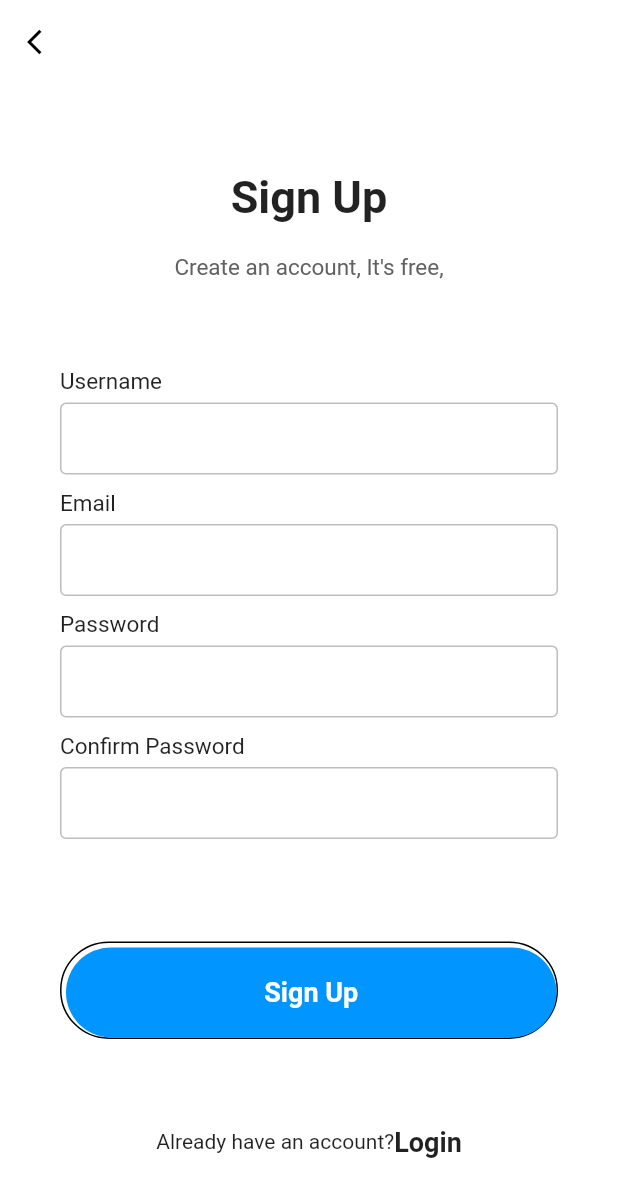
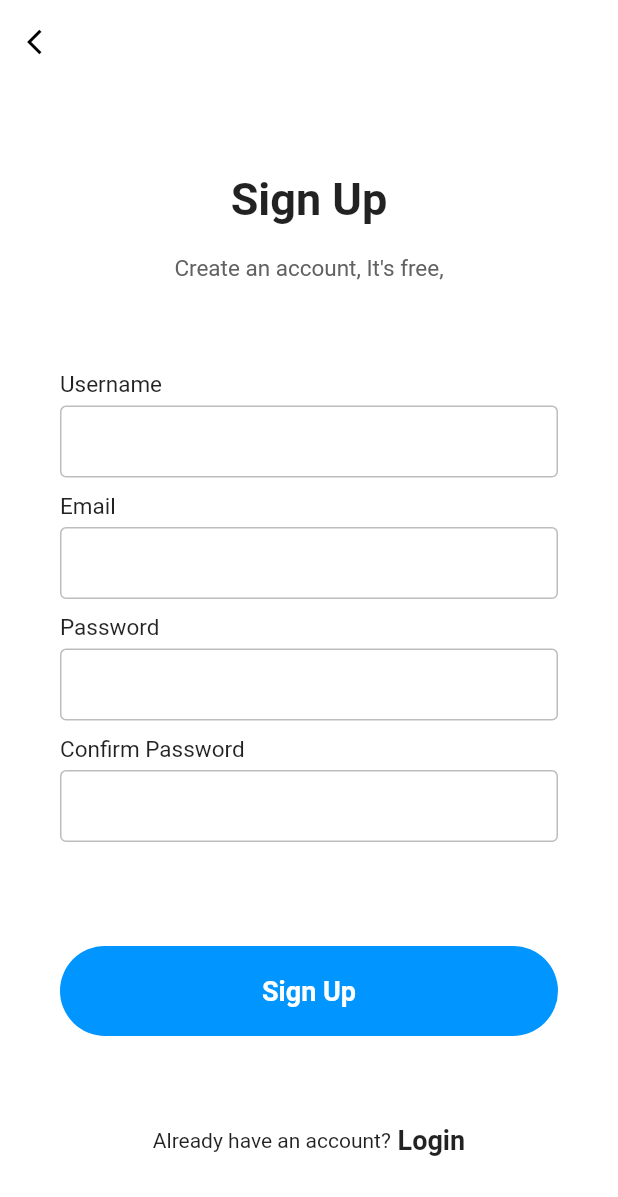
Before and after one commit to AbdulHakkam/SDGP, a Flutter app: the SignupPage screen opened directly, on a phone screen of 412 x 824 dp. Shown: the top 1197 px of the screen. Run offline on Flutter 3.47's test engine with Material 2 defaults, Android fonts, the light colour scheme and no system bars.

Commit message:
Modified Sign up page

```diff
--- a/lib/main.dart
+++ b/lib/main.dart
@@ -1,9 +1,8 @@
-import 'dart:html';
+import 'dart:io';
 import 'dart:ui';
 
 import 'package:flutter/cupertino.dart';
 import 'package:flutter/material.dart';
-import 'package:signup_page/login.dart';
 import 'package:signup_page/signup.dart';
 
 void main() {
@@ -46,6 +45,7 @@ class HomePage extends StatelessWidget {
                   Text("Get Your Dream Dog", textAlign: TextAlign.center, style: TextStyle(
                     color: Colors.grey[700],
                     fontSize: 15,
+                    fontWeight: FontWeight.bold,
 
                   ),)
                 ],
@@ -66,7 +66,7 @@ class HomePage extends StatelessWidget {
                     minWidth: double.infinity,
                     height: 60,
                     onPressed: (){
-                      Navigator.push(context, MaterialPageRoute(builder:(context) => LogInPage()));
+                      Navigator.push(context, MaterialPageRoute(builder:(context) => SignupPage()));
                     },
                     //defining the shape
                     shape: RoundedRectangleBorder(
--- a/lib/signup.dart
+++ b/lib/signup.dart
@@ -1,4 +1,4 @@
-import 'dart:html';
+import 'dart:io';
 import 'dart:ui';
 
 import 'package:flutter/material.dart';
@@ -54,21 +54,6 @@ class SignupPage extends StatelessWidget {
                 ],
               ),
               Container(
-                padding: EdgeInsets.only(top: 3,left: 3),
-                decoration:
-                BoxDecoration(
-                  borderRadius: BorderRadius.circular(50),
-                  border: Border(
-                    bottom: BorderSide(color: Colors.black),
-                    top: BorderSide(color: Colors.black),
-                    right: BorderSide(color: Colors.black),
-                    left: BorderSide(color: Colors.black),
-
-
-
-
-                  )
-                ),
                 child: MaterialButton(
                   minWidth: double.infinity,
                   height: 60,
@@ -93,7 +78,7 @@ class SignupPage extends StatelessWidget {
                 mainAxisAlignment: MainAxisAlignment.center,
                 children: <Widget>[
                   Text("Already have an account?"),
-                  Text("Login", style: TextStyle(
+                  Text(" Login", style: TextStyle(
                     fontWeight: FontWeight.w600,
                     fontSize: 18
                   ),
```
Also changed, not shown: lib/login.dart (deleted, +0 -8 lines), pubspec.yaml (+3 -4 lines).
